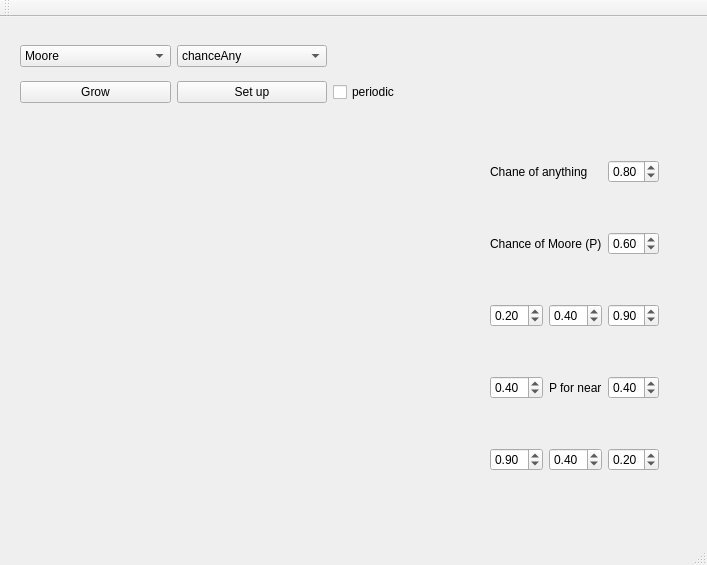
First picture: the form in mainwindow.ui, repository lsojka/catwod, before the edit.
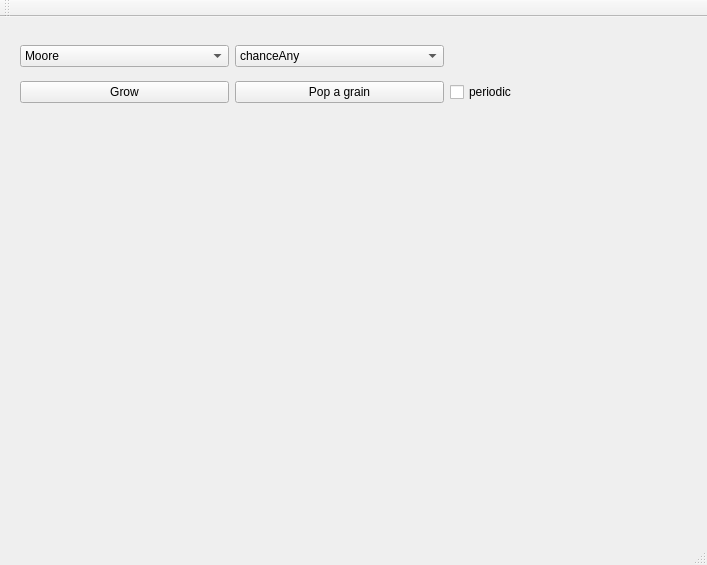
Second picture: the form after the edit. Custom widgets are drawn as their Qt base class.

Patch:
```diff
--- a/mainwindow.ui
+++ b/mainwindow.ui
@@ -31,165 +31,10 @@
        </property>
       </widget>
      </item>
-     <item row="2" column="3">
-      <layout class="QGridLayout" name="propLayout">
-       <item row="1" column="2">
-        <widget class="QDoubleSpinBox" name="chanceVsSpinBox">
-         <property name="maximum">
-          <double>1.000000000000000</double>
-         </property>
-         <property name="singleStep">
-          <double>0.100000000000000</double>
-         </property>
-         <property name="value">
-          <double>0.600000000000000</double>
-         </property>
-        </widget>
-       </item>
-       <item row="3" column="2">
-        <widget class="QDoubleSpinBox" name="spinBox5">
-         <property name="maximum">
-          <double>1.000000000000000</double>
-         </property>
-         <property name="singleStep">
-          <double>0.100000000000000</double>
-         </property>
-         <property name="value">
-          <double>0.400000000000000</double>
-         </property>
-        </widget>
-       </item>
-       <item row="4" column="0">
-        <widget class="QDoubleSpinBox" name="spinBox6">
-         <property name="maximum">
-          <double>1.000000000000000</double>
-         </property>
-         <property name="singleStep">
-          <double>0.100000000000000</double>
-         </property>
-         <property name="value">
-          <double>0.900000000000000</double>
-         </property>
-        </widget>
-       </item>
-       <item row="4" column="1">
-        <widget class="QDoubleSpinBox" name="spinBox7">
-         <property name="maximum">
-          <double>1.000000000000000</double>
-         </property>
-         <property name="singleStep">
-          <double>0.100000000000000</double>
-         </property>
-         <property name="value">
-          <double>0.400000000000000</double>
-         </property>
-        </widget>
-       </item>
-       <item row="4" column="2">
-        <widget class="QDoubleSpinBox" name="spinBox8">
-         <property name="maximum">
-          <double>1.000000000000000</double>
-         </property>
-         <property name="singleStep">
-          <double>0.100000000000000</double>
-         </property>
-         <property name="value">
-          <double>0.200000000000000</double>
-         </property>
-        </widget>
-       </item>
-       <item row="0" column="0" colspan="2">
-        <widget class="QLabel" name="label_2">
-         <property name="text">
-          <string>Chane of anything</string>
-         </property>
-        </widget>
-       </item>
-       <item row="1" column="0" colspan="2">
-        <widget class="QLabel" name="label">
-         <property name="text">
-          <string>Chance of Moore (P)</string>
-         </property>
-        </widget>
-       </item>
-       <item row="2" column="0">
-        <widget class="QDoubleSpinBox" name="spinBox0">
-         <property name="maximum">
-          <double>1.000000000000000</double>
-         </property>
-         <property name="singleStep">
-          <double>0.100000000000000</double>
-         </property>
-         <property name="value">
-          <double>0.200000000000000</double>
-         </property>
-        </widget>
-       </item>
-       <item row="3" column="0">
-        <widget class="QDoubleSpinBox" name="spinBox3">
-         <property name="maximum">
-          <double>1.000000000000000</double>
-         </property>
-         <property name="singleStep">
-          <double>0.100000000000000</double>
-         </property>
-         <property name="value">
-          <double>0.400000000000000</double>
-         </property>
-        </widget>
-       </item>
-       <item row="2" column="1">
-        <widget class="QDoubleSpinBox" name="spinBox1">
-         <property name="maximum">
-          <double>1.000000000000000</double>
-         </property>
-         <property name="singleStep">
-          <double>0.100000000000000</double>
-         </property>
-         <property name="value">
-          <double>0.400000000000000</double>
-         </property>
-        </widget>
-       </item>
-       <item row="2" column="2">
-        <widget class="QDoubleSpinBox" name="spinBox2">
-         <property name="maximum">
-          <double>1.000000000000000</double>
-         </property>
-         <property name="singleStep">
-          <double>0.100000000000000</double>
-         </property>
-         <property name="value">
-          <double>0.900000000000000</double>
-         </property>
-        </widget>
-       </item>
-       <item row="0" column="2">
-        <widget class="QDoubleSpinBox" name="anythingSpinBox">
-         <property name="maximum">
-          <double>1.000000000000000</double>
-         </property>
-         <property name="singleStep">
-          <double>0.100000000000000</double>
-         </property>
-         <property name="value">
-          <double>0.800000000000000</double>
-         </property>
-        </widget>
-       </item>
-       <item row="3" column="1">
-        <widget class="QLabel" name="label_3">
-         <property name="text">
-          <string>P for near</string>
-         </property>
-        </widget>
-       </item>
-      </layout>
-     </item>
      <item row="1" column="1">
       <widget class="QPushButton" name="primitiveSetupButton">
        <property name="text">
-        <string>Set up</string>
+        <string>Pop a grain</string>
        </property>
       </widget>
      </item>
```
Left out of the diff: 2 changed lines with no effect on the pictures.
